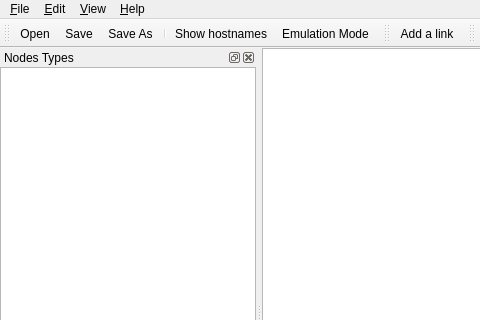
Qt form GNS3/Ui/Form_MainWindow.ui (GNS3/gns3-legacy) before a commit; both pictures show x 0 to 480 and y 0 to 320 of the 840 by 600 pixel window.
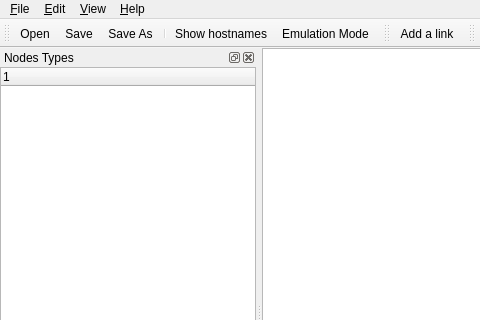
The same form after that commit. Icons and pictures are not drawn. Custom widgets are drawn as their Qt base class.

The edit to the form file:
```diff
--- a/GNS3/Ui/Form_MainWindow.ui
+++ b/GNS3/Ui/Form_MainWindow.ui
@@ -147,7 +147,10 @@
     <number>1</number>
    </attribute>
    <widget class="QWidget" name="dockWidgetContents_NodeTypes" >
-    <layout class="QGridLayout" >
+    <layout class="QVBoxLayout" >
+     <property name="spacing" >
+      <number>0</number>
+     </property>
      <property name="leftMargin" >
       <number>0</number>
      </property>
@@ -160,26 +163,22 @@
      <property name="bottomMargin" >
       <number>0</number>
      </property>
-     <property name="horizontalSpacing" >
-      <number>6</number>
-     </property>
-     <property name="verticalSpacing" >
-      <number>6</number>
-     </property>
-     <item row="0" column="0" >
-      <widget class="nodesDock" name="panel_nodesTypesList" >
-       <property name="dragEnabled" >
-        <bool>true</bool>
-       </property>
-       <property name="selectionBehavior" >
-        <enum>QAbstractItemView::SelectRows</enum>
-       </property>
+     <item>
+      <widget class="nodesDock" name="nodesDock" >
        <property name="iconSize" >
         <size>
          <width>24</width>
          <height>24</height>
         </size>
        </property>
+       <property name="rootIsDecorated" >
+        <bool>true</bool>
+       </property>
+       <column>
+        <property name="text" >
+         <string>1</string>
+        </property>
+       </column>
       </widget>
      </item>
     </layout>
@@ -622,15 +621,15 @@
    <extends>QGraphicsView</extends>
    <header>GNS3.Scene.h</header>
   </customwidget>
-  <customwidget>
-   <class>nodesDock</class>
-   <extends>QListWidget</extends>
-   <header>GNS3.Ui.Widget_nodesDock.h</header>
-  </customwidget>
   <customwidget>
    <class>topologySummaryDock</class>
    <extends>QTreeWidget</extends>
-   <header>Widget_topologySummaryDock</header>
+   <header>GNS3.Ui.Widget_topologySummaryDock</header>
+  </customwidget>
+  <customwidget>
+   <class>nodesDock</class>
+   <extends>QTreeWidget</extends>
+   <header>GNS3.Ui.Widget_nodesDock</header>
   </customwidget>
  </customwidgets>
  <resources>
```
Left out of the diff: 4 changed lines with no effect on the pictures.
